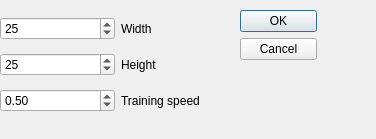
Qt form SOMdialogBox.ui (Aspor/pyQtSOM) before a commit.
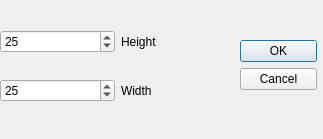
The same form after that commit.

Commit message: Improved drawing, fixed some typos Normalize training data on load Ability to save map as image

```diff
--- a/SOMdialogBox.ui
+++ b/SOMdialogBox.ui
@@ -6,7 +6,7 @@
    <rect>
     <x>0</x>
     <y>0</y>
-    <width>376</width>
+    <width>323</width>
     <height>139</height>
    </rect>
   </property>
@@ -17,7 +17,7 @@
    <property name="geometry">
     <rect>
      <x>240</x>
-     <y>10</y>
+     <y>40</y>
      <width>77</width>
      <height>58</height>
     </rect>
@@ -39,30 +39,17 @@
     </rect>
    </property>
    <layout class="QGridLayout" name="gridLayout">
+    <item row="0" column="1">
+     <widget class="QLabel" name="label">
+      <property name="text">
+       <string>Height</string>
+      </property>
+     </widget>
+    </item>
     <item row="1" column="1">
      <widget class="QLabel" name="label_2">
       <property name="text">
-       <string>Height</string>
-      </property>
-     </widget>
-    </item>
-    <item row="2" column="0">
-     <widget class="QDoubleSpinBox" name="trainSpeedSB">
-      <property name="maximum">
-       <double>2.000000000000000</double>
-      </property>
-      <property name="singleStep">
-       <double>0.010000000000000</double>
-      </property>
-      <property name="value">
-       <double>0.500000000000000</double>
-      </property>
-     </widget>
-    </item>
-    <item row="2" column="1">
-     <widget class="QLabel" name="label_3">
-      <property name="text">
-       <string>Training speed</string>
+       <string>Width</string>
       </property>
      </widget>
     </item>
@@ -92,13 +79,6 @@
       </property>
      </widget>
     </item>
-    <item row="0" column="1">
-     <widget class="QLabel" name="label">
-      <property name="text">
-       <string>Width</string>
-      </property>
-     </widget>
-    </item>
    </layout>
   </widget>
  </widget>
```
The commit also changes 9 other files.
